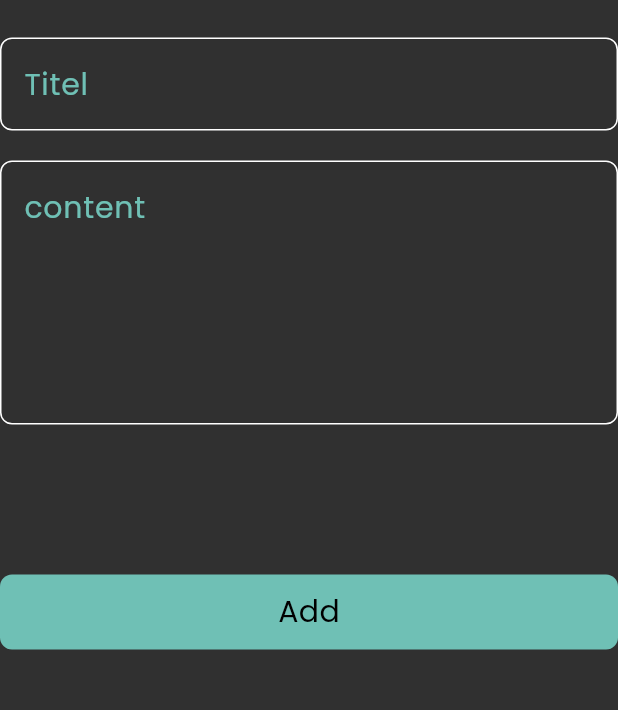
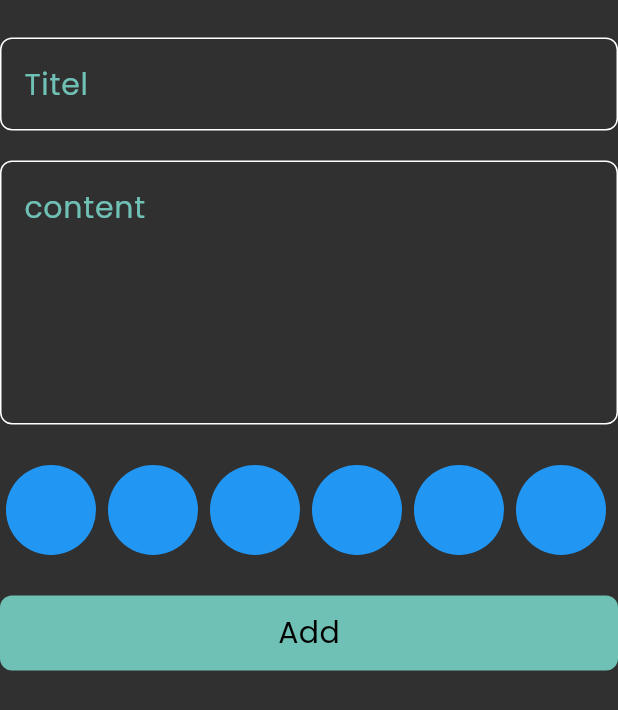
Before and after one commit to Belal-Karem/notes_app, a Flutter app: what addnoteform() shows on an empty page, opened directly, on a phone screen of 412 x 824 dp. Shown: the top 710 px of the screen. Run offline on Flutter 3.47's test engine with Material 3 defaults, Android fonts, the phone set to English and light mode, and no system bars; our stand-ins replace bloc, flutter_bloc, font_awesome_flutter, hive, hive_flutter; accounts and stored records are empty.

Commit message:
create colors list view

```diff
--- a/lib/views/widgets/add_note_form.dart
+++ b/lib/views/widgets/add_note_form.dart
@@ -3,6 +3,7 @@ import 'package:flutter_bloc/flutter_bloc.dart';
 import 'package:intl/intl.dart';
 import 'package:notes_app/add_note_cubits/cubit/add_note_cubit.dart';
 import 'package:notes_app/model/note_model.dart';
+import 'package:notes_app/views/widgets/colors_list_view.dart';
 import 'package:notes_app/views/widgets/custom_button.dart';
 import 'package:notes_app/views/widgets/custom_text_filed.dart';
 
@@ -41,7 +42,9 @@ class _addnoteformState extends State<addnoteform> {
               subTitle = value;
             },
           ),
-          const SizedBox(height: 100),
+          const SizedBox(height: 25),
+          ColorsListView(),
+          const SizedBox(height: 25),
           BlocBuilder<AddNoteCubit, AddNoteState>(
             builder: (context, state) {
               return CustomButton(
--- /dev/null
+++ b/lib/views/widgets/color_item.dart
@@ -0,0 +1,13 @@
+import 'package:flutter/material.dart';
+
+class ColorItem extends StatelessWidget {
+  const ColorItem({super.key});
+
+  @override
+  Widget build(BuildContext context) {
+    return Padding(
+      padding: const EdgeInsets.all(2.0),
+      child: CircleAvatar(radius: 32, backgroundColor: Colors.blue),
+    );
+  }
+}
--- /dev/null
+++ b/lib/views/widgets/colors_list_view.dart
@@ -0,0 +1,20 @@
+import 'package:flutter/material.dart';
+import 'package:notes_app/views/widgets/color_item.dart';
+
+class ColorsListView extends StatelessWidget {
+  const ColorsListView({super.key});
+
+  @override
+  Widget build(BuildContext context) {
+    return SizedBox(
+      height: 32 * 2,
+      child: ListView.builder(
+        itemCount: 10,
+        scrollDirection: Axis.horizontal,
+        itemBuilder: (context, index) {
+          return const ColorItem();
+        },
+      ),
+    );
+  }
+}
```
